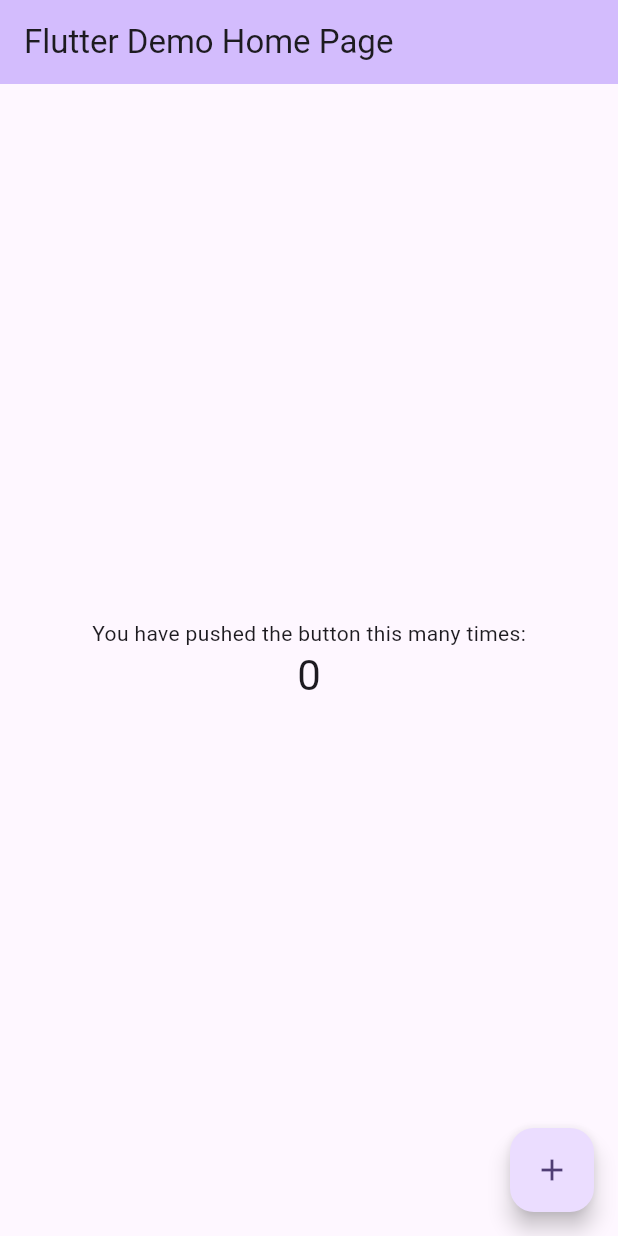
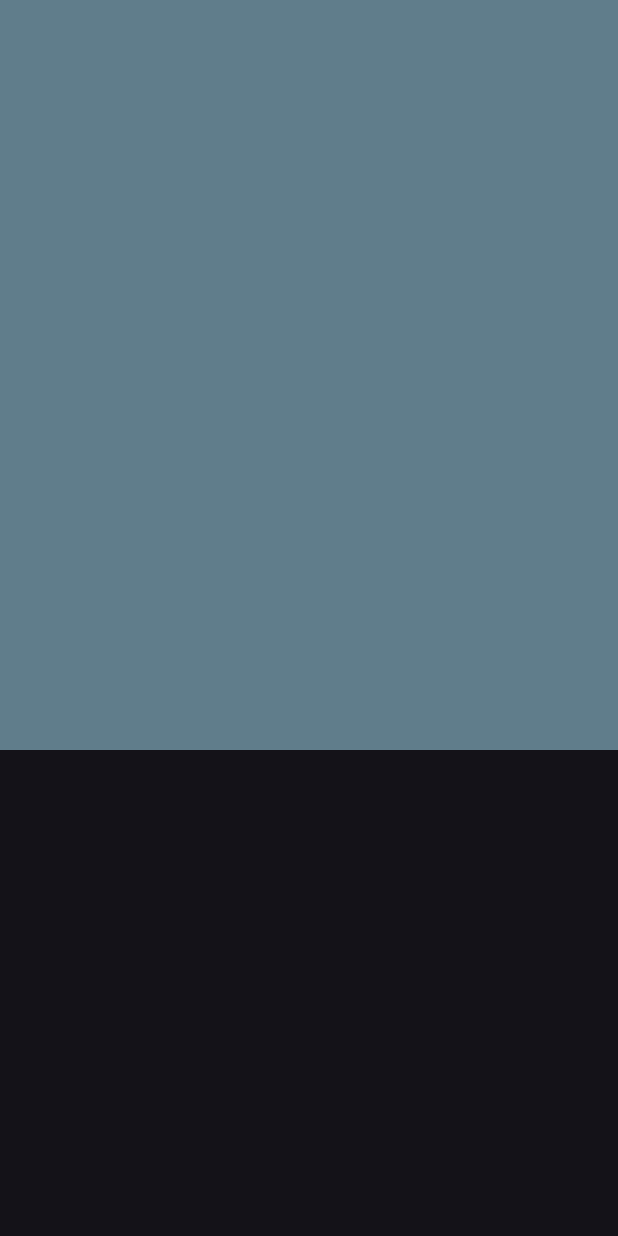
Before and after one commit to Yanai99/flutter-portfolio, a Flutter app: the screen it shows after launch, on a phone screen of 412 x 824 dp. Run offline on Flutter 3.47's test engine with Material 3 defaults, Android fonts, the phone set to English and light mode, and no system bars.

Commit message:
step 1 completed

```diff
--- a/flutter_application_1/lib/main.dart
+++ b/flutter_application_1/lib/main.dart
@@ -1,4 +1,5 @@
 import 'package:flutter/material.dart';
+import 'package:flutter_application_1/pages/home_page.dart';
 
 void main() {
   runApp(const MyApp());
@@ -7,119 +8,13 @@
 class MyApp extends StatelessWidget {
   const MyApp({super.key});
 
-  // This widget is the root of your application.
   @override
   Widget build(BuildContext context) {
     return MaterialApp(
-      title: 'Flutter Demo',
-      theme: ThemeData(
-        // This is the theme of your application.
-        //
-        // TRY THIS: Try running your application with "flutter run". You'll see
-        // the application has a purple toolbar. Then, without quitting the app,
-        // try changing the seedColor in the colorScheme below to Colors.green
-        // and then invoke "hot reload" (save your changes or press the "hot
-        // reload" button in a Flutter-supported IDE, or press "r" if you used
-        // the command line to start the app).
-        //
-        // Notice that the counter didn't reset back to zero; the application
-        // state is not lost during the reload. To reset the state, use hot
-        // restart instead.
-        //
-        // This works for code too, not just values: Most code changes can be
-        // tested with just a hot reload.
-        colorScheme: ColorScheme.fromSeed(seedColor: Colors.deepPurple),
-        useMaterial3: true,
-      ),
-      home: const MyHomePage(title: 'Flutter Demo Home Page'),
+      debugShowCheckedModeBanner: false,
+      theme: ThemeData.dark(),
+      title: 'Yanai Faran',
+      home: const HomePage(),
     );
   }
 }
-
-class MyHomePage extends StatefulWidget {
-  const MyHomePage({super.key, required this.title});
-
-  // This widget is the home page of your application. It is stateful, meaning
-  // that it has a State object (defined below) that contains fields that affect
-  // how it looks.
-
-  // This class is the configuration for the state. It holds the values (in this
-  // case the title) provided by the parent (in this case the App widget) and
-  // used by the build method of the State. Fields in a Widget subclass are
-  // always marked "final".
-
-  final String title;
-
-  @override
-  State<MyHomePage> createState() => _MyHomePageState();
-}
-
-class _MyHomePageState extends State<MyHomePage> {
-  int _counter = 0;
-
-  void _incrementCounter() {
-    setState(() {
-      // This call to setState tells the Flutter framework that something has
-      // changed in this State, which causes it to rerun the build method below
-      // so that the display can reflect the updated values. If we changed
-      // _counter without calling setState(), then the build method would not be
-      // called again, and so nothing would appear to happen.
-      _counter++;
-    });
-  }
-
-  @override
-  Widget build(BuildContext context) {
-    // This method is rerun every time setState is called, for instance as done
-    // by the _incrementCounter method above.
-    //
-    // The Flutter framework has been optimized to make rerunning build methods
-    // fast, so that you can just rebuild anything that needs updating rather
-    // than having to individually change instances of widgets.
-    return Scaffold(
-      appBar: AppBar(
-        // TRY THIS: Try changing the color here to a specific color (to
-        // Colors.amber, perhaps?) and trigger a hot reload to see the AppBar
-        // change color while the other colors stay the same.
-        backgroundColor: Theme.of(context).colorScheme.inversePrimary,
-        // Here we take the value from the MyHomePage object that was created by
-        // the App.build method, and use it to set our appbar title.
-        title: Text(widget.title),
-      ),
-      body: Center(
-        // Center is a layout widget. It takes a single child and positions it
-        // in the middle of the parent.
-        child: Column(
-          // Column is also a layout widget. It takes a list of children and
-          // arranges them vertically. By default, it sizes itself to fit its
-          // children horizontally, and tries to be as tall as its parent.
-          //
-          // Column has various properties to control how it sizes itself and
-          // how it positions its children. Here we use mainAxisAlignment to
-          // center the children vertically; the main axis here is the vertical
-          // axis because Columns are vertical (the cross axis would be
-          // horizontal).
-          //
-          // TRY THIS: Invoke "debug painting" (choose the "Toggle Debug Paint"
-          // action in the IDE, or press "p" in the console), to see the
-          // wireframe for each widget.
-          mainAxisAlignment: MainAxisAlignment.center,
-          children: <Widget>[
-            const Text(
-              'You have pushed the button this many times:',
-            ),
-            Text(
-              '$_counter',
-              style: Theme.of(context).textTheme.headlineMedium,
-            ),
-          ],
-        ),
-      ),
-      floatingActionButton: FloatingActionButton(
-        onPressed: _incrementCounter,
-        tooltip: 'Increment',
-        child: const Icon(Icons.add),
-      ), // This trailing comma makes auto-formatting nicer for build methods.
-    );
-  }
-}
--- /dev/null
+++ b/flutter_application_1/lib/pages/home_page.dart
@@ -0,0 +1,48 @@
+import 'package:flutter/material.dart';
+
+class HomePage extends StatefulWidget {
+  const HomePage({super.key});
+
+  @override
+  State<HomePage> createState() => _HomePageState();
+}
+
+class _HomePageState extends State<HomePage> {
+  @override
+  Widget build(BuildContext context) {
+    return Scaffold(
+      body:ListView(
+        scrollDirection: Axis.vertical,
+        children:[
+          // Main
+          Container(
+            height: 500,
+            width: double.maxFinite,
+            color: Colors.blueGrey,
+          ),
+           // Skills
+          Container(
+            height: 500,
+            width: double.maxFinite,
+          ),
+           // Projects
+          Container(
+            height: 500,
+            width: double.maxFinite,
+            color: Colors.blueGrey,
+          ),
+           // Contacts
+          Container(
+            height: 500,
+            width: double.maxFinite,
+          ),
+          // Footer
+          Container(
+            height: 500,
+            width: double.maxFinite,
+            color: Colors.blueGrey,
+          ),
+        ] ,)
+    );
+  }
+}
```
